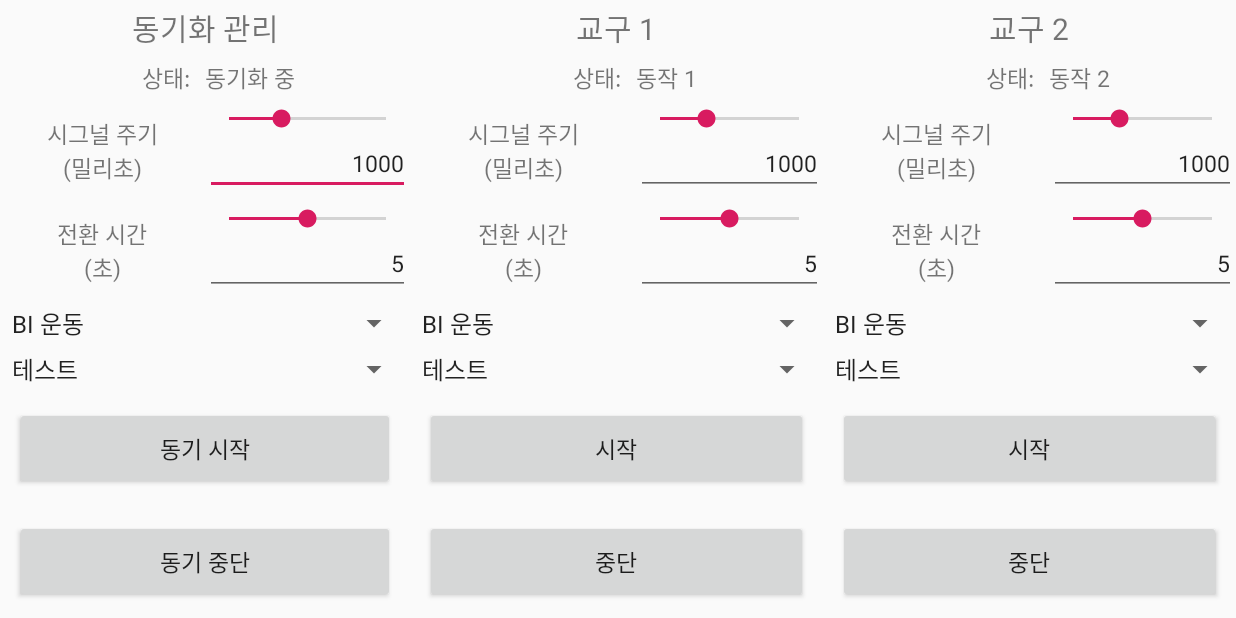
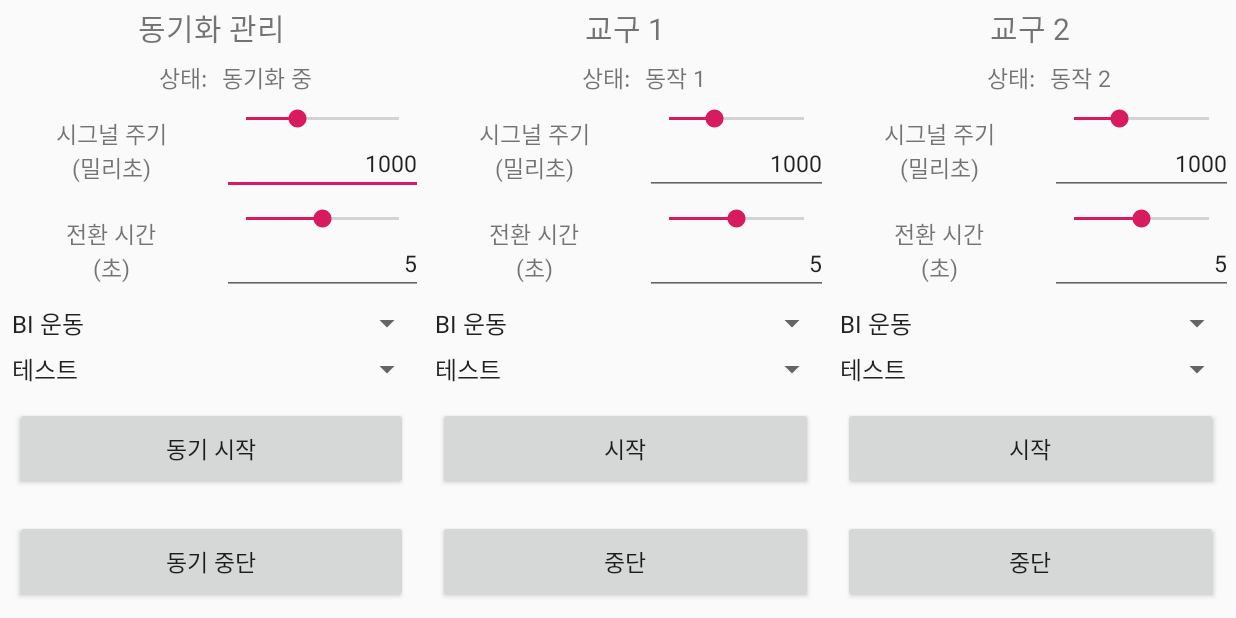
Before and after one commit to lklab/BalanceboardControlApp, an Android app: the screen it shows after launch (MainActivity), on a phone screen of 824 x 412 dp (held sideways). Run offline under Robolectric (Android 15) with nearby library versions, the phone set to English and light mode, and no system bars.

Commit message:
change layout

```diff
--- a/app/src/main/res/layout/activity_main.xml
+++ b/app/src/main/res/layout/activity_main.xml
@@ -107,7 +107,7 @@
                 android:layout_weight="1">
 
             <TextView
-                    android:layout_width="45dp"
+                    android:layout_width="wrap_content"
                     android:layout_height="match_parent"
                     android:gravity="center"
                     android:text="시그널 주기\n(밀리초)"
```
